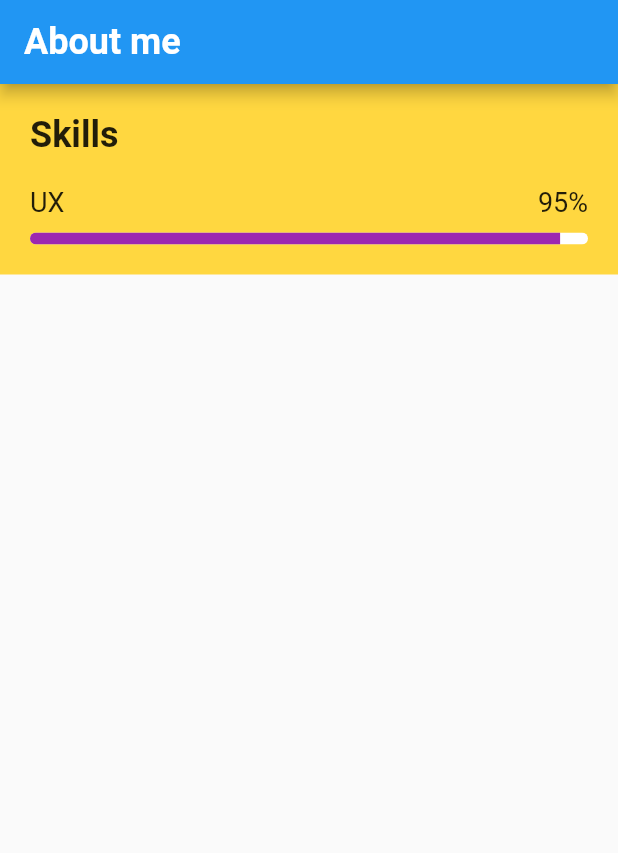
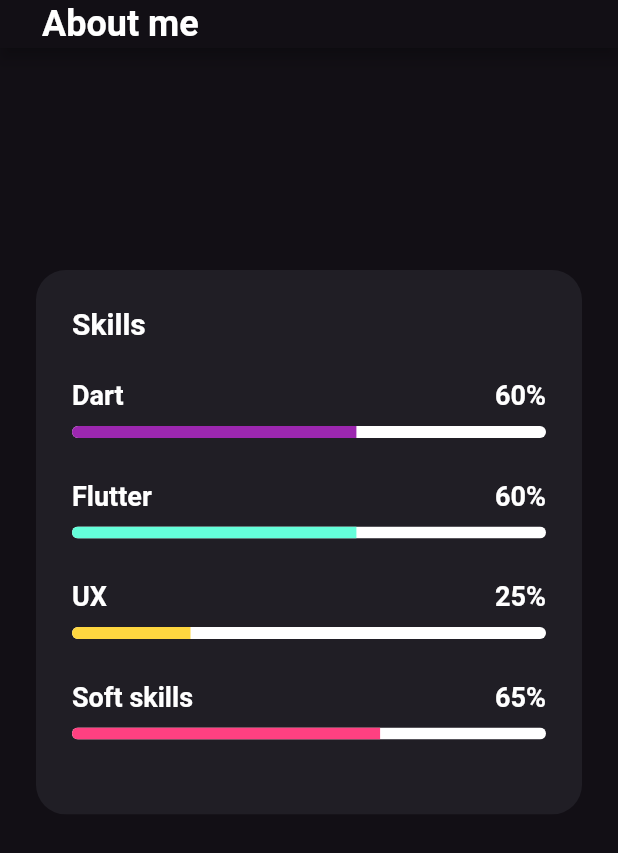
Before and after one commit to skillbox-koutja/portfolio-flutter, a Flutter app: the screen it shows after launch, on a phone screen of 412 x 824 dp. Shown: the top 853 px of the screen. Run offline on Flutter 3.47's test engine with Material 2 defaults, Android fonts, the phone set to English and light mode, and no system bars.

Commit message:
feat: Released skills widget

```diff
--- a/lib/main.dart
+++ b/lib/main.dart
@@ -1,6 +1,7 @@
 import 'package:flutter/material.dart';
+import 'package:portfolio_flutter/theme/pallet.dart';
 import 'package:portfolio_flutter/theme/typography.dart';
-import 'package:portfolio_flutter/widgets/skill_progress.dart';
+import 'package:portfolio_flutter/widgets/skills.dart';
 
 void main() {
   runApp(const MyApp());
@@ -18,40 +19,29 @@ class MyApp extends StatelessWidget {
       ),
       home: Scaffold(
         appBar: AppBar(
+          backgroundColor: backgroundColor,
           centerTitle: false,
           leadingWidth: 0,
-          title: const Text(
+          toolbarHeight: 32,
+          titleSpacing: 28,
+          title: Text(
             'About me',
-            style: TextStyle(
-              fontSize: 24,
-              fontWeight: FontWeight.bold,
-            ),
+            style: fontSize24Bold,
           ),
         ),
-        body: Column(
-          children: [
-            Container(
-              color: Colors.amberAccent,
-              padding: const EdgeInsets.all(20),
-              child: Column(
-                crossAxisAlignment: CrossAxisAlignment.start,
-                children: [
-                  Text(
-                    'Skills',
-                    style: fontSize24Bold,
-                  ),
-                  SizedBox(
-                    height: 20,
-                  ),
-                  SkillProgress(
-                    value: 95,
-                    name: 'UX',
-                    color: Colors.purple,
-                  ),
-                ],
+        body: Container(
+          color: backgroundColor,
+          padding: EdgeInsets.symmetric(
+            horizontal: 24,
+          ),
+          child: Column(
+            children: const [
+              SizedBox(
+                height: 148,
               ),
-            ),
-          ],
+              Skills()
+            ],
+          ),
         ),
       ),
     );
--- /dev/null
+++ b/lib/theme/pallet.dart
@@ -0,0 +1,5 @@
+import 'package:flutter/material.dart';
+
+const backgroundColor = Color.fromRGBO(18, 15, 21, 1.0);
+const itemColor = Color.fromRGBO(32, 30, 37, 1);
+const textColor = Colors.white;
--- a/lib/theme/typography.dart
+++ b/lib/theme/typography.dart
@@ -1,5 +1,9 @@
 import 'package:flutter/material.dart';
+import 'package:portfolio_flutter/theme/pallet.dart';
 
-const fontSize18 = TextStyle(fontSize: 18);
-const fontSize24 = TextStyle(fontSize: 24);
+const fontSize18 = TextStyle(color: textColor, fontSize: 18);
+final fontSize18Bold = fontSize18.copyWith(fontWeight: FontWeight.bold);
+const fontSize20 = TextStyle(color: textColor, fontSize: 20);
+final fontSize20Bold = fontSize20.copyWith(fontWeight: FontWeight.bold);
+const fontSize24 = TextStyle(color: textColor, fontSize: 24);
 final fontSize24Bold = fontSize24.copyWith(fontWeight: FontWeight.bold);
--- a/lib/widgets/skill_progress.dart
+++ b/lib/widgets/skill_progress.dart
@@ -22,11 +22,11 @@ class SkillProgress extends StatelessWidget {
           children: [
             Text(
               name,
-              style: fontSize18,
+              style: fontSize18Bold,
             ),
             Text(
               '$value%',
-              style: fontSize18,
+              style: fontSize18Bold,
             ),
           ],
         ),
--- /dev/null
+++ b/lib/widgets/skills.dart
@@ -0,0 +1,61 @@
+import 'package:flutter/material.dart';
+import 'package:portfolio_flutter/theme/pallet.dart';
+import 'package:portfolio_flutter/theme/typography.dart';
+import 'package:portfolio_flutter/widgets/skill_progress.dart';
+
+const _skillsSpace = SizedBox(
+  height: 28,
+);
+
+class Skills extends StatelessWidget {
+  const Skills({Key? key}) : super(key: key);
+
+  @override
+  Widget build(BuildContext context) {
+    return ClipRRect(
+      borderRadius: BorderRadius.circular(20),
+      child: Container(
+        color: itemColor,
+        padding: const EdgeInsets.all(24),
+        child: Column(
+          crossAxisAlignment: CrossAxisAlignment.start,
+          children: [
+            Text(
+              'Skills',
+              style: fontSize20Bold,
+            ),
+            const SizedBox(
+              height: 26,
+            ),
+            const SkillProgress(
+              value: 60,
+              name: 'Dart',
+              color: Colors.purple,
+            ),
+            _skillsSpace,
+            const SkillProgress(
+              value: 60,
+              name: 'Flutter',
+              color: Colors.tealAccent,
+            ),
+            _skillsSpace,
+            const SkillProgress(
+              value: 25,
+              name: 'UX',
+              color: Colors.amberAccent,
+            ),
+            _skillsSpace,
+            const SkillProgress(
+              value: 65,
+              name: 'Soft skills',
+              color: Colors.pinkAccent,
+            ),
+            const SizedBox(
+              height: 26,
+            ),
+          ],
+        ),
+      ),
+    );
+  }
+}
```
